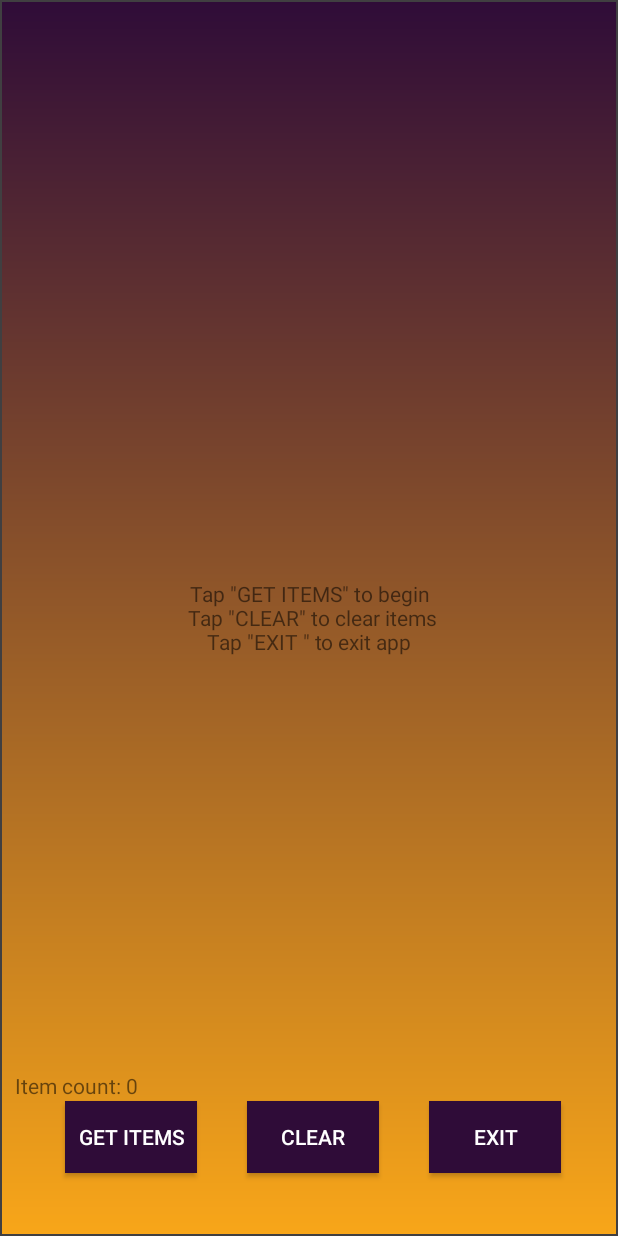
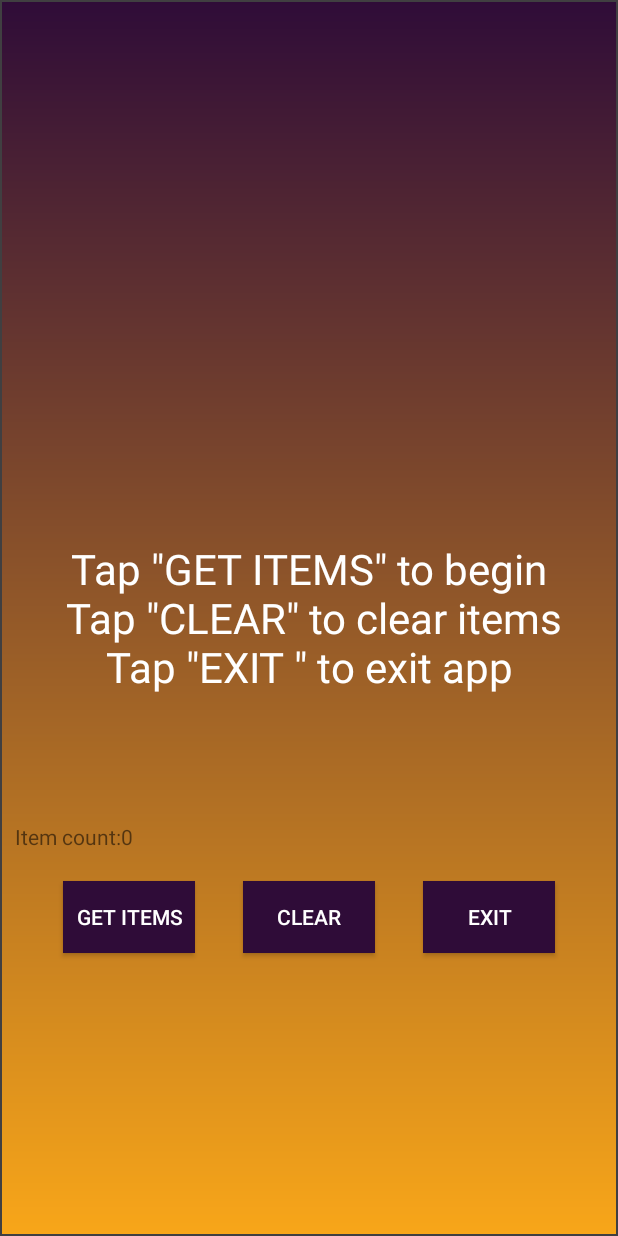
Before and after one commit to chris-burtch/FetchRewards, an Android app: the screen it shows after launch (MainActivity), on a phone screen of 412 x 824 dp. Run offline under Robolectric (Android 15) with nearby library versions, the phone set to English and light mode, and no system bars.

Commit message:
+Verify network connection before JSON task execution +Added loading dialog +Removed all possible hardcoded strings (ItemData has no context, can't retrieve resources)

```diff
--- a/app/src/main/AndroidManifest.xml
+++ b/app/src/main/AndroidManifest.xml
@@ -2,6 +2,7 @@
 <manifest xmlns:android="http://schemas.android.com/apk/res/android"
     package="com.chrisburtch.fetchrewards">
     <uses-permission android:name="android.permission.INTERNET" />
+    <uses-permission android:name="android.permission.ACCESS_NETWORK_STATE" />
     <application
         android:allowBackup="true"
         android:icon="@mipmap/ic_launcher"
--- a/app/src/main/java/com/chrisburtch/fetchrewards/ItemData.java
+++ b/app/src/main/java/com/chrisburtch/fetchrewards/ItemData.java
@@ -38,7 +38,7 @@ public class ItemData {
     @Override
     @NonNull
     public String toString(){
-        return "listID: "+this.listID+" name: "+this.name+" id: "+this.id;
+        return "ListID: "+this.listID+" Name: "+this.name+" ID: "+this.id;
     }
 
     static class SortByListIDAndName implements Comparator<ItemData>{
--- a/app/src/main/res/layout/activity_main.xml
+++ b/app/src/main/res/layout/activity_main.xml
@@ -6,77 +6,88 @@
     android:layout_height="match_parent"
     android:background="@drawable/gradient_background_main"
     tools:context=".MainActivity">
+
     <TextView
+        android:id="@+id/intro_textview"
         android:layout_width="match_parent"
         android:layout_height="match_parent"
         android:gravity="center"
-        android:id="@+id/intro_textview"
-        />
-    <ScrollView
+        android:textSize="28sp"
+        android:textColor="@android:color/white"/>
+
+    <LinearLayout
+        android:id="@+id/loadingLayout"
         android:layout_width="match_parent"
         android:layout_height="match_parent"
-        android:layout_marginBottom="100dp"
-        android:id="@+id/scrollview"
-        app:layout_constraintTop_toTopOf="parent"
-        >
-        <LinearLayout
-            android:layout_width="match_parent"
+        android:background="#33000000"
+        android:clickable="true"
+        android:focusable="true"
+        android:orientation="vertical"
+        android:gravity="center">
+
+        <ProgressBar
+            android:layout_width="wrap_content"
+            android:layout_height="wrap_content" />
+
+        <TextView
+            android:layout_width="wrap_content"
             android:layout_height="wrap_content"
-            android:orientation="vertical">
+            android:text="@string/loading_message"
+            android:textColor="#FFFFFF"/>
+    </LinearLayout>
+
     <androidx.recyclerview.widget.RecyclerView
         android:id="@+id/recyclerview"
         android:layout_width="match_parent"
-                android:layout_height="538dp" />
-        </LinearLayout>
-    </ScrollView>
-    <RelativeLayout
+        android:layout_height="538dp"
+        app:layout_constraintTop_toTopOf="parent"
+        app:layout_constraintEnd_toEndOf="parent"/>
+
+
+    <TextView
+        android:id="@+id/item_count_tv"
         android:layout_width="match_parent"
         android:layout_height="wrap_content"
-        app:layout_constraintTop_toBottomOf="@+id/scrollview"
-        android:orientation="vertical">
-        <TextView
-            android:layout_width="match_parent"
-            android:layout_height="wrap_content"
-            android:text="here I am"
-            android:id="@+id/item_count_tv"/>
-        <RelativeLayout
-            android:layout_width="match_parent"
-            android:layout_height="match_parent"
-            app:layout_constraintTop_toBottomOf="@+id/item_count_tv"
-            android:orientation="horizontal">
+        app:layout_constraintStart_toStartOf="parent"
+        app:layout_constraintTop_toBottomOf="@id/recyclerview"/>
+
     <Button
+        android:id="@+id/get_items"
         android:layout_width="wrap_content"
         android:layout_height="wrap_content"
-                android:id="@+id/get_items"
+        android:layout_marginTop="20dp"
+        android:background="@color/FetchPurple"
         android:onClick="getItems"
-                android:text="Get Items"
-                android:layout_marginLeft="33dp"
-                android:layout_marginTop="20dp"
+        android:text="@string/get_items"
         android:textColor="#ffffff"
-                android:background="@color/FetchPurple"/>
+        app:layout_constraintTop_toBottomOf="@id/item_count_tv"
+        app:layout_constraintStart_toStartOf="parent"
+        app:layout_constraintEnd_toStartOf="@id/clear"/>
+
     <Button
+        android:id="@+id/clear"
         android:layout_width="wrap_content"
         android:layout_height="wrap_content"
-                android:id="@+id/clear"
-                android:text="Clear"
+        android:layout_toEndOf="@+id/get_items"
+        android:background="@color/FetchPurple"
         android:onClick="clear"
-                android:layout_toEndOf="@+id/get_items"
-                android:layout_marginLeft="33dp"
-                android:layout_marginTop="20dp"
+        android:text="@string/clear"
         android:textColor="#ffffff"
-                android:background="@color/FetchPurple"/>
+        app:layout_constraintTop_toTopOf="@id/get_items"
+        app:layout_constraintStart_toEndOf="@id/get_items"
+        app:layout_constraintEnd_toStartOf="@id/exit"/>
+
     <Button
+        android:id="@+id/exit"
         android:layout_width="wrap_content"
         android:layout_height="wrap_content"
-                android:id="@+id/exit"
-                android:text="Exit"
         android:layout_toEndOf="@+id/clear"
-                android:layout_marginLeft="33dp"
-                android:layout_marginTop="20dp"
+        android:background="@color/FetchPurple"
         android:textColor="#ffffff"
-                android:background="@color/FetchPurple"/>
+        android:text="@string/exit"
+        app:layout_constraintTop_toTopOf="@id/get_items"
+        app:layout_constraintStart_toEndOf="@id/clear"
+        app:layout_constraintEnd_toEndOf="parent"/>
 
-        </RelativeLayout>
-    </RelativeLayout>
 
 </androidx.constraintlayout.widget.ConstraintLayout>
--- a/app/src/main/res/values/strings.xml
+++ b/app/src/main/res/values/strings.xml
@@ -1,3 +1,14 @@
 <resources>
     <string name="app_name">FetchRewards</string>
+    <string name="intro_text">Tap \"GET ITEMS\" to begin""\n"" Tap \"CLEAR\" to clear items""\n""Tap \"EXIT \" to exit app</string>
+    <string name="item_count">Item count: </string>
+    <string name="no_data_issue">No data to display. Try again.</string>
+    <string name="get_items">Get Items</string>
+    <string name="clear">Clear</string>
+    <string name="exit">Exit</string>
+    <string name="list_id">List ID: </string>
+    <string name="id">ID: </string>
+    <string name="name">Name: </string>
+    <string name="no_network">No network connection. Please Try again when network is available</string>
+    <string name="loading_message">Loading data. Please wait…</string>
 </resources>
```
Also changed, not shown: app/src/main/java/com/chrisburtch/fetchrewards/MainActivity.java (+51 -12 lines). Lines whose indentation alone changed are shown as unchanged.
